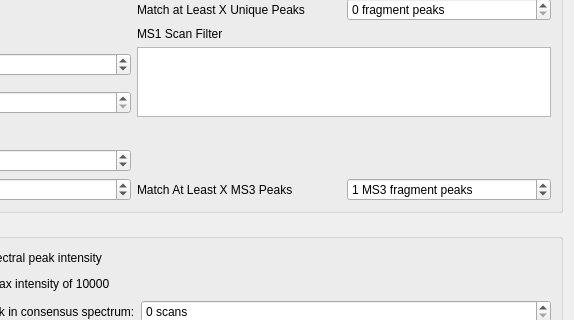
Old version of the form src/maven/forms/directinfusiondialog.ui in the repository eugenemel/maven; both pictures show x 306 to 880 and y 174 to 494 of the 880 by 870 pixel window.
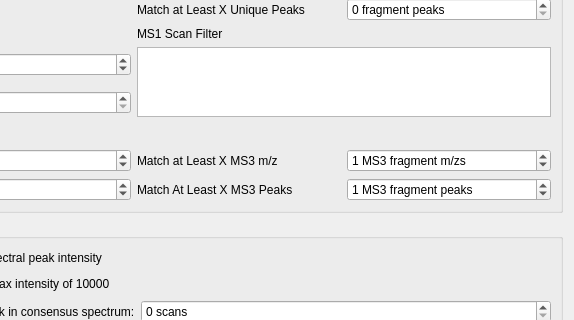
New version of the form.

Commit message: Issue 296: Updated dialog with new search option.

What changed in the file:
```diff
--- a/src/maven/forms/directinfusiondialog.ui
+++ b/src/maven/forms/directinfusiondialog.ui
@@ -280,6 +280,26 @@
         </property>
        </widget>
       </item>
+      <item row="11" column="2">
+       <widget class="QLabel" name="label">
+        <property name="text">
+         <string>Match at Least X MS3 m/z</string>
+        </property>
+       </widget>
+      </item>
+      <item row="11" column="3">
+       <widget class="QSpinBox" name="spnMs3MinNumMzMatches">
+        <property name="suffix">
+         <string> MS3 fragment m/zs</string>
+        </property>
+        <property name="maximum">
+         <number>999999999</number>
+        </property>
+        <property name="value">
+         <number>1</number>
+        </property>
+       </widget>
+      </item>
      </layout>
     </widget>
    </item>
```
